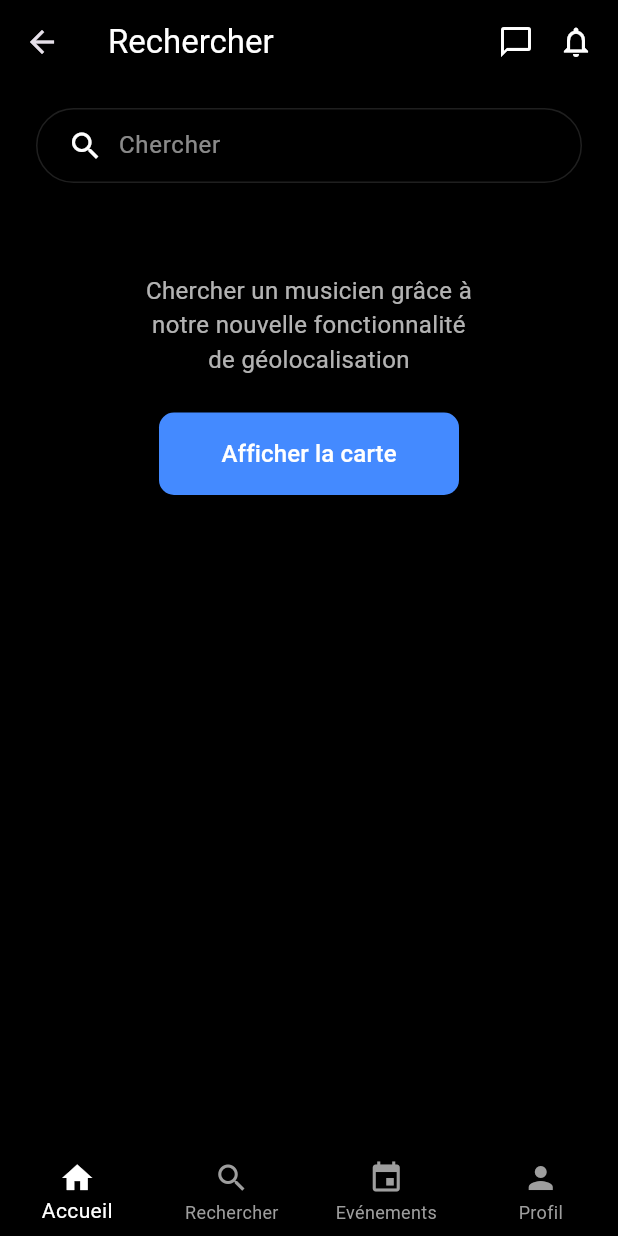
After one commit to Rijenth/Soundhood, a Flutter app: the SearchScreen screen opened directly, after a tap on "Afficher la carte", on a phone screen of 412 x 824 dp. The commit adds this screen. Run offline on Flutter 3.47's test engine with Material 3 defaults, Android fonts, the phone set to English and light mode, and no system bars; our stand-ins replace flutter_svg, font_awesome_flutter; network calls fail.

Commit message:
refactor: rename `pages` directory to `screens` and implement navbar redirection

```diff
--- a/app/lib/app.dart
+++ b/app/lib/app.dart
@@ -1,4 +1,4 @@
-import 'package:SoundHood/pages/home_page.dart';
+import 'package:SoundHood/screens/home_screen.dart';
 import 'package:flutter/material.dart';
 
 class MusiciansApp extends StatelessWidget {
--- a/app/lib/main.dart
+++ b/app/lib/main.dart
@@ -1,6 +1,18 @@
 import 'package:flutter/material.dart';
 import 'app.dart';
 
+import 'package:provider/provider.dart';
+import 'providers/navigation_provider.dart';
+import 'providers/auth_provider.dart';
+
 void main() {
-  runApp(const MusiciansApp());
+  runApp(
+    MultiProvider(
+      providers: [
+        ChangeNotifierProvider(create: (_) => NavigationProvider()),
+        ChangeNotifierProvider(create: (_) => AuthProvider()),
+      ],
+      child: const MusiciansApp(),
+    ),
+  );
 }
--- /dev/null
+++ b/app/lib/providers/auth_provider.dart
@@ -0,0 +1,17 @@
+import 'package:flutter/material.dart';
+
+class AuthProvider extends ChangeNotifier {
+  bool _isAuthenticated = true;
+
+  bool get isAuthenticated => _isAuthenticated;
+
+  void login() {
+    _isAuthenticated = true;
+    notifyListeners();
+  }
+
+  void logout() {
+    _isAuthenticated = false;
+    notifyListeners();
+  }
+}
--- /dev/null
+++ b/app/lib/providers/navigation_provider.dart
@@ -0,0 +1,12 @@
+import 'package:flutter/material.dart';
+
+class NavigationProvider extends ChangeNotifier {
+  int _currentIndex = 0;
+
+  int get currentIndex => _currentIndex;
+
+  void setIndex(int index) {
+    _currentIndex = index;
+    notifyListeners();
+  }
+}
--- /dev/null
+++ b/app/lib/screens/authenticated/search_screen.dart
@@ -0,0 +1,71 @@
+import 'package:flutter/material.dart';
+import '../../widgets/default_action_button.dart';
+import '../../widgets/main_bottom_navigation.dart';
+
+class SearchScreen extends StatelessWidget {
+  const SearchScreen({super.key});
+
+  @override
+  Widget build(BuildContext context) {
+    return Scaffold(
+      backgroundColor: Colors.black,
+      bottomNavigationBar: const MainBottomNavigation(),
+      appBar: AppBar(
+        backgroundColor: Colors.black,
+        elevation: 0,
+        title: const Text("Rechercher", style: TextStyle(color: Colors.white)),
+        actions: const [
+          Icon(Icons.chat_bubble_outline, color: Colors.white),
+          SizedBox(width: 16),
+          Icon(Icons.notifications_none, color: Colors.white),
+          SizedBox(width: 16),
+        ],
+      ),
+      body: Padding(
+        padding: const EdgeInsets.symmetric(horizontal: 24, vertical: 16),
+        child: Column(
+          children: [
+            Container(
+              decoration: BoxDecoration(
+                color: Colors.transparent,
+                border: Border.all(color: Colors.white12),
+                borderRadius: BorderRadius.circular(50),
+              ),
+              padding: const EdgeInsets.symmetric(horizontal: 20),
+              child: Row(
+                children: const [
+                  Icon(Icons.search, color: Colors.white),
+                  SizedBox(width: 10),
+                  Expanded(
+                    child: TextField(
+                      style: TextStyle(color: Colors.white),
+                      decoration: InputDecoration(
+                        hintText: "Chercher",
+                        hintStyle: TextStyle(color: Colors.white54),
+                        border: InputBorder.none,
+                      ),
+                    ),
+                  ),
+                ],
+              ),
+            ),
+            const SizedBox(height: 60),
+            const Text(
+              "Chercher un musicien grâce à\nnotre nouvelle fonctionnalité\nde géolocalisation",
+              textAlign: TextAlign.center,
+              style: TextStyle(color: Colors.white70, fontSize: 16),
+            ),
+            const SizedBox(height: 24),
+            SizedBox(
+              width: 200,
+              child: DefaultActionButton(
+                text: "Afficher la carte",
+                onPressed: () => print("Afficher la carte"),
+              ),
+            )
+          ],
+        ),
+      ),
+    );
+  }
+}
--- a/app/lib/pages/login_page.dart
+++ b/app/lib/screens/login_screen.dart
@@ -1,4 +1,4 @@
-import 'package:SoundHood/pages/register_step_one_page.dart';
+import 'package:SoundHood/screens/register_step_one_screen.dart';
 import 'package:SoundHood/services/authentication_service.dart';
 import 'package:SoundHood/widgets/default_action_button.dart';
 import 'package:flutter/material.dart';
@@ -6,8 +6,8 @@ import '../widgets/logo_widget.dart';
 import 'package:font_awesome_flutter/font_awesome_flutter.dart';
 import 'package:SoundHood/helpers/ToastHelper.dart';
 
-class LoginPage extends StatelessWidget {
-  const LoginPage({super.key});
+class LoginScreen extends StatelessWidget {
+  const LoginScreen({super.key});
 
   @override
   Widget build(BuildContext context) {
@@ -133,7 +133,7 @@ class LoginPage extends StatelessWidget {
                     onTap: () {
                       Navigator.push(
                         context,
-                        MaterialPageRoute(builder: (_) => const RegisterStepOnePage()),
+                        MaterialPageRoute(builder: (_) => const LoginScreenRegisterStepOneScreen()),
                       );
                     },
                     child: const Text(
--- a/app/lib/pages/register_step_one_page.dart
+++ b/app/lib/screens/register_step_one_screen.dart
@@ -1,10 +1,10 @@
 import 'package:flutter/material.dart';
-import 'register_step_two_page.dart';
+import 'register_step_two_screen.dart';
 import '../widgets/logo_widget.dart';
 import '../widgets/default_action_button.dart';
 
-class RegisterStepOnePage extends StatelessWidget {
-  const RegisterStepOnePage({super.key});
+class LoginScreenRegisterStepOneScreen extends StatelessWidget {
+  const LoginScreenRegisterStepOneScreen({super.key});
 
   @override
   Widget build(BuildContext context) {
@@ -47,7 +47,7 @@ class RegisterStepOnePage extends StatelessWidget {
                         Navigator.push(
                           context,
                           MaterialPageRoute(
-                            builder: (_) => RegisterStepTwoPage(
+                            builder: (_) => RegisterStepTwoScreen(
                               email: emailController.text,
                               firstName: firstNameController.text,
                               lastName: lastNameController.text,
--- a/app/lib/pages/register_step_two_page.dart
+++ b/app/lib/screens/register_step_two_screen.dart
@@ -4,13 +4,13 @@ import 'package:SoundHood/widgets/default_action_button.dart';
 import 'package:flutter/material.dart';
 import 'package:flutter_svg/flutter_svg.dart';
 
-class RegisterStepTwoPage extends StatelessWidget {
+class RegisterStepTwoScreen extends StatelessWidget {
   final String email;
   final String firstName;
   final String lastName;
   final String password;
 
-  const RegisterStepTwoPage({
+  const RegisterStepTwoScreen({
     super.key,
     required this.email,
     required this.firstName,
--- a/app/lib/services/authentication_service.dart
+++ b/app/lib/services/authentication_service.dart
@@ -6,7 +6,8 @@ import 'package:SoundHood/services/api_service.dart';
 import 'package:flutter/material.dart';
 import 'package:flutter/widgets.dart';
 import 'package:http/http.dart' as http;
-import '../pages/login_page.dart';
+import '../screens/login_screen.dart';
+import '../screens/authenticated/search_screen.dart';
 
 class AuthenticationService extends ApiService{
   Future<void> register(BuildContext context, User user) async {
@@ -21,7 +22,7 @@ class AuthenticationService extends ApiService{
         ToastHelper.showSuccess(context, "Inscription réussie !");
         Navigator.pushReplacement(
           context,
-          MaterialPageRoute(builder: (_) => const LoginPage()),
+          MaterialPageRoute(builder: (_) => const LoginScreen()),
         );
       },
     );
@@ -42,6 +43,10 @@ class AuthenticationService extends ApiService{
       ),
       onSuccess: () {
         ToastHelper.showSuccess(context, "Connecté avec succès");
+        Navigator.push(
+          context,
+          MaterialPageRoute(builder: (_) => const SearchScreen()),
+        );
       },
     );
   }
--- a/app/lib/widgets/auth_buttons.dart
+++ b/app/lib/widgets/auth_buttons.dart
@@ -1,6 +1,6 @@
-import 'package:SoundHood/pages/register_step_one_page.dart';
+import 'package:SoundHood/screens/register_step_one_screen.dart';
 import 'package:flutter/material.dart';
-import '../pages/login_page.dart';
+import '../screens/login_screen.dart';
 
 class AuthButtons extends StatelessWidget {
   const AuthButtons({super.key});
@@ -15,7 +15,7 @@ class AuthButtons extends StatelessWidget {
             onPressed: () {
               Navigator.push(
                 context,
-                MaterialPageRoute(builder: (_) => const LoginPage()),
+                MaterialPageRoute(builder: (_) => const LoginScreen()),
               );
             },
             style: ElevatedButton.styleFrom(
@@ -36,7 +36,7 @@ class AuthButtons extends StatelessWidget {
             onPressed: () {
               Navigator.push(
                 context,
-                MaterialPageRoute(builder: (_) => const RegisterStepOnePage()),
+                MaterialPageRoute(builder: (_) => const LoginScreenRegisterStepOneScreen()),
               );
             },
             style: ElevatedButton.styleFrom(
--- /dev/null
+++ b/app/lib/widgets/main_bottom_navigation.dart
@@ -0,0 +1,60 @@
+import 'package:flutter/material.dart';
+import 'package:provider/provider.dart';
+import '../providers/navigation_provider.dart';
+import '../providers/auth_provider.dart';
+import '../screens/authenticated/search_screen.dart';
+
+class MainBottomNavigation extends StatelessWidget {
+  const MainBottomNavigation({super.key});
+
+  @override
+  Widget build(BuildContext context) {
+    final navProvider = Provider.of<NavigationProvider>(context);
+    final authProvider = Provider.of<AuthProvider>(context);
+
+    if (!authProvider.isAuthenticated) return const SizedBox.shrink();
+
+    void onItemTapped(int index) {
+      navProvider.setIndex(index);
+
+      Widget targetPage;
+
+      switch (index) {
+        case 0:
+          targetPage = const SearchScreen();
+          break;
+        case 1:
+          targetPage = const SearchScreen();
+          break;
+        case 2:
+          targetPage = const SearchScreen();
+          break;
+        case 3:
+          targetPage = const SearchScreen();
+          break;
+        default:
+          targetPage = const SearchScreen();
+      }
+
+      Navigator.pushReplacement(
+        context,
+        MaterialPageRoute(builder: (_) => targetPage),
+      );
+    }
+
+    return BottomNavigationBar(
+      backgroundColor: Colors.black,
+      selectedItemColor: Colors.white,
+      unselectedItemColor: Colors.grey,
+      type: BottomNavigationBarType.fixed,
+      currentIndex: navProvider.currentIndex,
+      onTap: onItemTapped,
+      items: const [
+        BottomNavigationBarItem(icon: Icon(Icons.home), label: 'Accueil'),
+        BottomNavigationBarItem(icon: Icon(Icons.search), label: 'Rechercher'),
+        BottomNavigationBarItem(icon: Icon(Icons.event), label: 'Evénements'),
+        BottomNavigationBarItem(icon: Icon(Icons.person), label: 'Profil'),
+      ],
+    );
+  }
+}
--- a/app/pubspec.yaml
+++ b/app/pubspec.yaml
@@ -37,6 +37,7 @@ dependencies:
   # The following adds the Cupertino Icons font to your application.
   # Use with the CupertinoIcons class for iOS style icons.
   cupertino_icons: ^1.0.8
+  provider: ^6.1.4
 
 dev_dependencies:
   flutter_test:
```
Also changed, not shown: app/lib/screens/home_screen.dart (renamed from app/lib/pages/home_page.dart), app/pubspec.lock.
